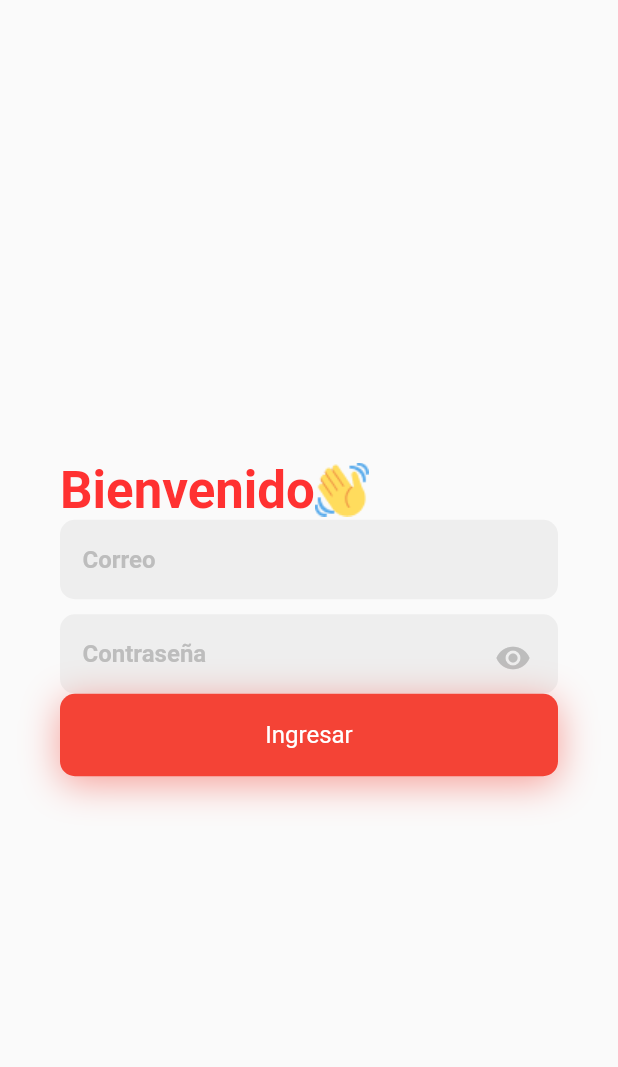
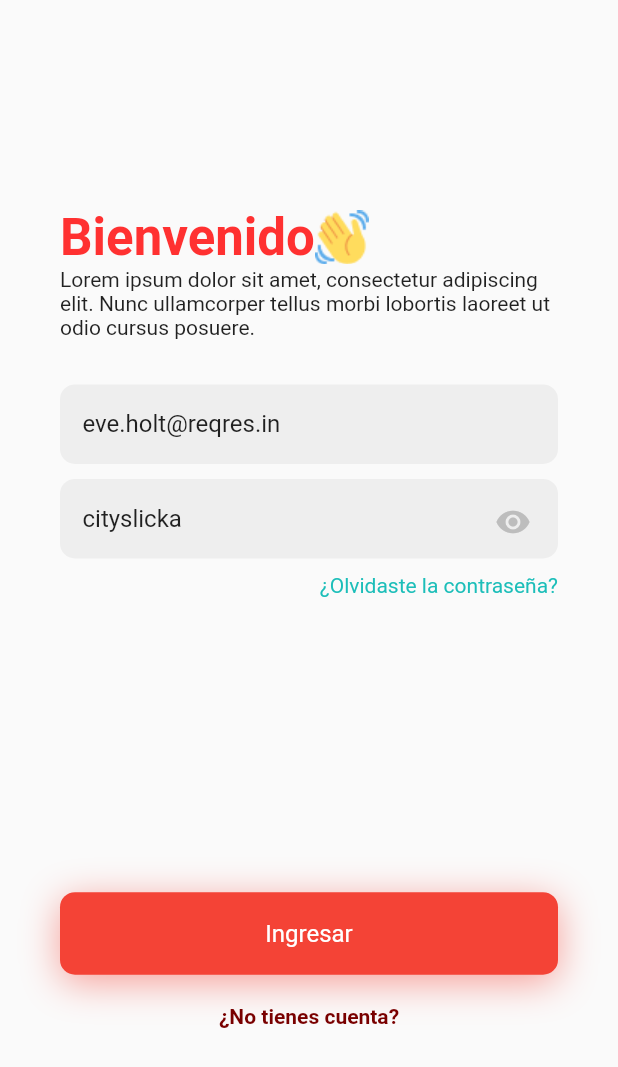
Before and after one commit to Finance-App-Open-Source/Finance-App-Flutter, a Flutter app: the screen it shows after launch, after a tap on "Ingresar", on a phone screen of 412 x 824 dp. Shown: the top 1067 px of the screen. Run offline on Flutter 3.47's test engine with Material 2 defaults, Android fonts, the phone set to English and light mode, and no system bars; our stand-ins replace dio, get; accounts and stored records are empty; network calls fail.

Commit message:
✨ (login): Complete UI/UX design
Login page based on UI/UX design

```diff
--- /dev/null
+++ b/lib/controllers/global_controller.dart
@@ -0,0 +1,22 @@
+import 'package:finance_app/models/User.dart';
+import 'package:get/state_manager.dart';
+
+class GlobalController extends GetxController {
+  User? _me;
+  String _token = "";
+
+  User get me => _me!;
+  String get token => _token;
+
+  @override
+  void onInit() {
+    super.onInit();
+    print("🖐 global onInit");
+  }
+
+  void setAuthInfo(User user, String token) {
+    _me = user;
+    _token = token;
+    update(['auth_info']);
+  }
+}
--- /dev/null
+++ b/lib/controllers/home_controller.dart
@@ -0,0 +1,3 @@
+import 'package:get/state_manager.dart';
+
+class HomeController extends GetxController {}
--- a/lib/controllers/login_controller.dart
+++ b/lib/controllers/login_controller.dart
@@ -1,25 +1,27 @@
+import 'package:finance_app/controllers/global_controller.dart';
 import 'package:finance_app/models/User.dart';
+import 'package:finance_app/pages/home_page.dart';
 import 'package:finance_app/services/auth_service.dart';
-import 'package:get/state_manager.dart';
+import 'package:get/get.dart';
 
 class LoginController extends GetxController {
   String _email = "eve.holt@reqres.in";
   String _password = "cityslicka";
-
+  final globalController = Get.find<GlobalController>();
   String get email => _email;
   String get password => _password;
   set email(value) => _email = value;
   set password(value) => _password = value;
 
-  Future<void> login() async {
+  void login() async {
     print("Email: $_email, Password: $_password");
 
     final AuthResponseSuccess? response =
         await AuthService.instance.login(_email, _password);
 
     if (response != null) {
-      print(response.token);
-      print(response.user.toJson());
+      globalController.setAuthInfo(response.user, response.token);
+      Get.to(() => HomePage(), transition: Transition.zoom);
     }
   }
 }
--- a/lib/main.dart
+++ b/lib/main.dart
@@ -1,3 +1,4 @@
+import 'package:finance_app/controllers/global_controller.dart';
 import 'package:finance_app/pages/login_page.dart';
 import 'package:finance_app/pages/splash_screen.dart';
 import 'package:flutter/material.dart';
@@ -10,6 +11,7 @@ void main() {
 class FinanceApp extends StatelessWidget {
   @override
   Widget build(BuildContext context) {
+    Get.put(GlobalController());
     return GetMaterialApp(
       title: 'Finance App',
       theme: ThemeData(
--- a/lib/pages/login_page.dart
+++ b/lib/pages/login_page.dart
@@ -21,9 +21,14 @@ class _LoginPageState extends State<LoginPage> {
         body: Container(
           padding: EdgeInsets.all(40.0),
           child: Column(
-            mainAxisAlignment: MainAxisAlignment.center,
+            mainAxisAlignment: MainAxisAlignment.spaceAround,
             children: [
               Container(
+                child: Column(
+                  crossAxisAlignment: CrossAxisAlignment.end,
+                  children: [
+                    Container(
+                      margin: EdgeInsets.only(bottom: 30.0),
                       child: Column(
                         children: [
                           Row(
@@ -38,11 +43,18 @@ class _LoginPageState extends State<LoginPage> {
                                 ),
                               ),
                               Image(
-                          image: AssetImage(path('img/icons/hand-emoji.png')),
+                                image: AssetImage(
+                                    path('img/icons/hand-emoji.png')),
                               )
                             ],
                           ),
+                          Text(
+                              'Lorem ipsum dolor sit amet, consectetur adipiscing elit. Nunc ullamcorper tellus morbi lobortis laoreet ut odio cursus posuere.'),
+                        ],
+                      ),
+                    ),
                     AppInput(
+                      initialValue: _.email,
                       onChanged: (value) {
                         _.email = value;
                       },
@@ -50,6 +62,7 @@ class _LoginPageState extends State<LoginPage> {
                     ),
                     SizedBox(height: 10.0),
                     AppInput(
+                      initialValue: _.password,
                       hinText: 'Contraseña',
                       onChanged: (value) {
                         _.password = value;
@@ -59,11 +72,18 @@ class _LoginPageState extends State<LoginPage> {
                         color: Colors.grey[400],
                       ),
                     ),
+                    SizedBox(height: 10.0),
+                    Text(
+                      '¿Olvidaste la contraseña?',
+                      style: TextStyle(color: HexColor.fromHex("1CBEB9")),
+                      textAlign: TextAlign.end,
+                    ),
                   ],
                 ),
               ),
+              Column(children: [
                 AppButton(
-                onTab: () {
+                  onTab: () async {
                     _.login();
                   },
                   child: Text(
@@ -75,7 +95,17 @@ class _LoginPageState extends State<LoginPage> {
                       decoration: TextDecoration.none,
                     ),
                   ),
-              )
+                ),
+                SizedBox(height: 20.0),
+                Text(
+                  '¿No tienes cuenta?',
+                  style: TextStyle(
+                    color: HexColor.fromHex("790000"),
+                    fontWeight: FontWeight.bold,
+                  ),
+                  textAlign: TextAlign.end,
+                ),
+              ])
             ],
           ),
         ),
--- a/lib/widgets/app_input.dart
+++ b/lib/widgets/app_input.dart
@@ -4,6 +4,7 @@ class AppInput extends StatelessWidget {
   final Icon? appendIcon;
   final Function(String)? onChanged;
   final Icon? suffixIcon;
+  final String initialValue;
   final String hinText;
 
   AppInput(
@@ -11,6 +12,7 @@ class AppInput extends StatelessWidget {
       required this.hinText,
       this.appendIcon,
       this.suffixIcon,
+      this.initialValue = "",
       this.onChanged})
       : super(key: key);
 
@@ -24,7 +26,8 @@ class AppInput extends StatelessWidget {
           Radius.circular(10.0),
         ),
       ),
-      child: TextField(
+      child: TextFormField(
+        initialValue: this.initialValue,
         onChanged: this.onChanged,
         decoration: InputDecoration(
           border: InputBorder.none,
```
Also changed, not shown: lib/pages/home_page.dart (added, +32 -0 lines). Lines whose indentation alone changed are shown as unchanged.
